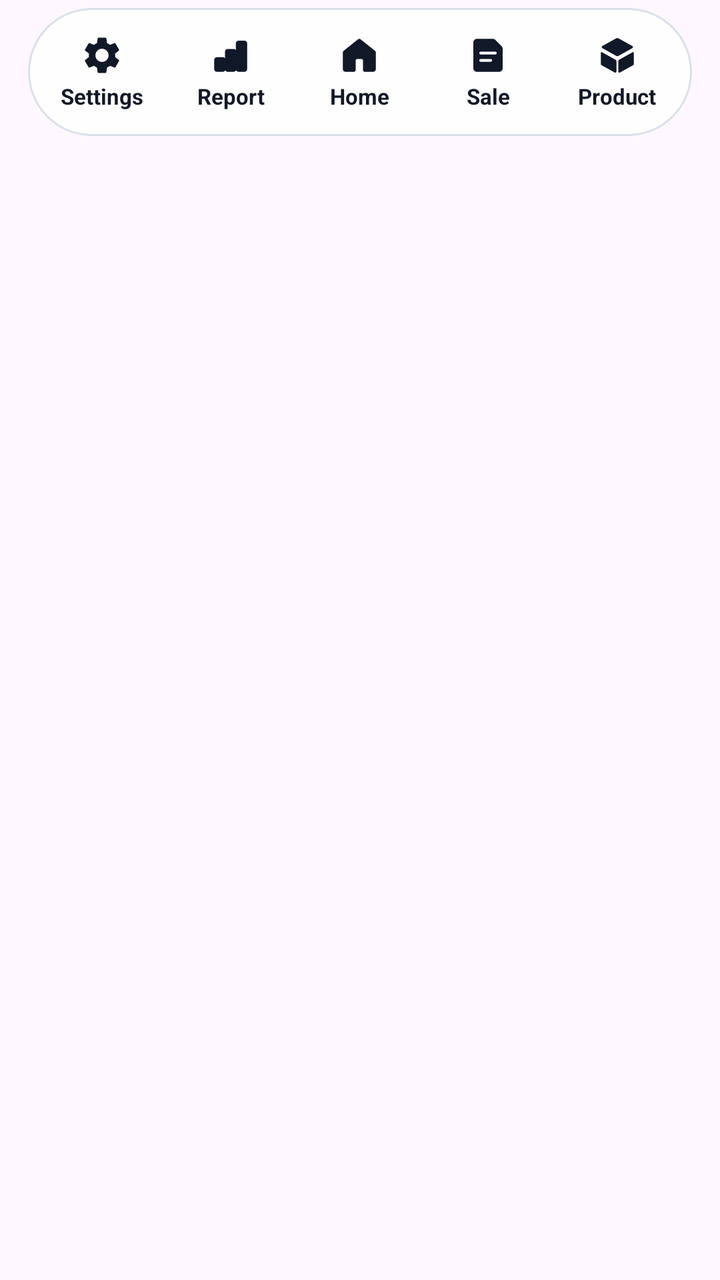
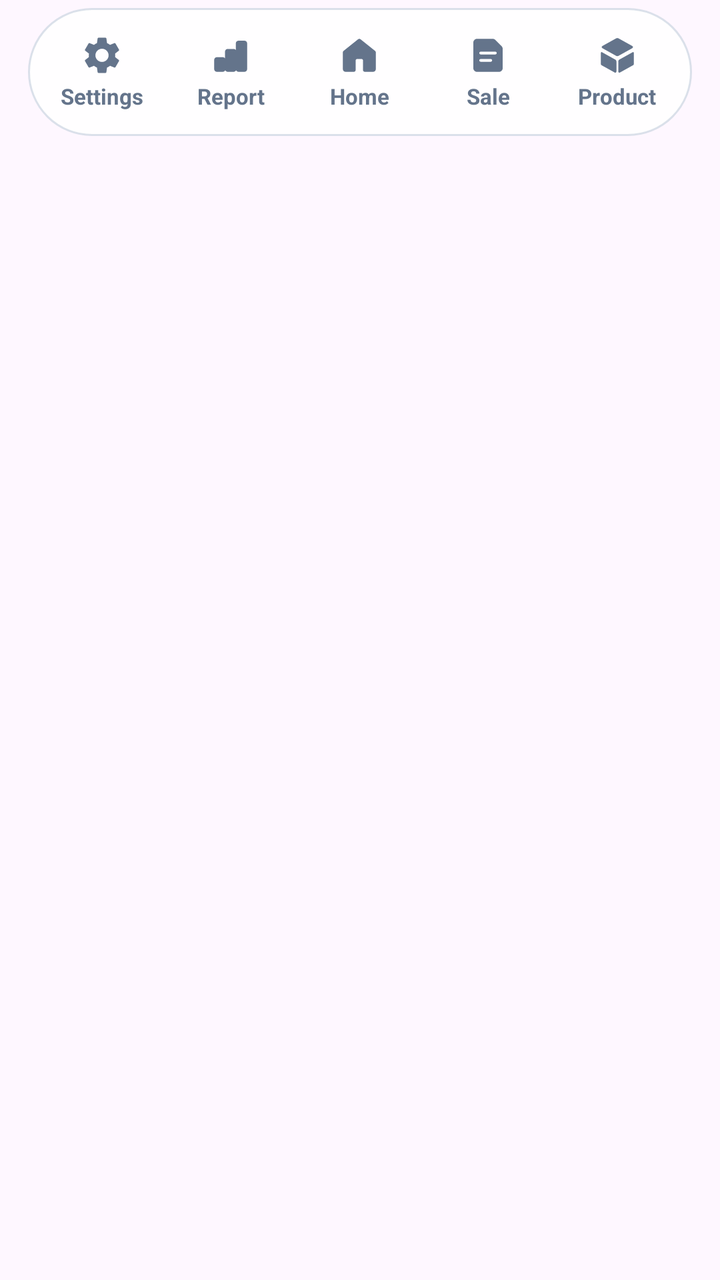

An Android layout rendered at two revisions. The XML below is the earlier revision; the diff shows what the commit changed to produce the second picture.
<!-- AndroidManifest.xml: application theme Theme.InFlowPremium -->
<!-- res/layout/view_bottom_nav.xml -->
<?xml version="1.0" encoding="utf-8"?>
<FrameLayout xmlns:android="http://schemas.android.com/apk/res/android"
    xmlns:app="http://schemas.android.com/apk/res-auto"
    android:layout_width="match_parent"
    android:layout_height="wrap_content"
    android:layout_gravity="bottom"
    android:background="@android:color/transparent"
    android:paddingHorizontal="14dp"
    android:paddingTop="4dp"
    android:paddingBottom="12dp">

    
    <LinearLayout
        android:layout_width="match_parent"
        android:layout_height="64dp"
        android:background="@drawable/bg_nav_capsule"
        android:baselineAligned="false"
        android:elevation="12dp"
        android:gravity="center_vertical"
        android:orientation="horizontal"
        android:padding="5dp">

        
        <LinearLayout
            android:id="@+id/navTabSettings"
            android:layout_width="0dp"
            android:layout_height="match_parent"
            android:layout_weight="1"
            android:clickable="true"
            android:focusable="true"
            android:gravity="center"
            android:orientation="vertical">

            <ImageView
                android:id="@+id/ivNavSettings"
                android:layout_width="22dp"
                android:layout_height="22dp"
                android:contentDescription="Settings"
                android:src="@drawable/ic_nav_settings"
                app:tint="#111827" />

            <TextView
                android:id="@+id/tvNavSettings"
                android:layout_width="wrap_content"
                android:layout_height="wrap_content"
                android:layout_marginTop="2dp"
                android:text="Settings"
                android:textColor="#111827"
                android:textSize="11sp"
                android:textStyle="bold" />
        </LinearLayout>

        
        <LinearLayout
            android:id="@+id/navTabReport"
            android:layout_width="0dp"
            android:layout_height="match_parent"
            android:layout_weight="1"
            android:clickable="true"
            android:focusable="true"
            android:gravity="center"
            android:orientation="vertical">

            <ImageView
                android:id="@+id/ivNavReport"
                android:layout_width="22dp"
                android:layout_height="22dp"
                android:contentDescription="Report"
                android:src="@drawable/ic_nav_report"
                app:tint="#111827" />

            <TextView
                android:id="@+id/tvNavReport"
                android:layout_width="wrap_content"
                android:layout_height="wrap_content"
                android:layout_marginTop="2dp"
                android:text="Report"
                android:textColor="#111827"
                android:textSize="11sp"
                android:textStyle="bold" />
        </LinearLayout>

        
        <LinearLayout
            android:id="@+id/navTabHome"
            android:layout_width="0dp"
            android:layout_height="match_parent"
            android:layout_weight="1"
            android:clickable="true"
            android:focusable="true"
            android:gravity="center"
            android:orientation="vertical">

            <ImageView
                android:id="@+id/ivNavHome"
                android:layout_width="22dp"
                android:layout_height="22dp"
                android:contentDescription="Home"
                android:src="@drawable/ic_nav_home"
                app:tint="#111827" />

            <TextView
                android:id="@+id/tvNavHome"
                android:layout_width="wrap_content"
                android:layout_height="wrap_content"
                android:layout_marginTop="2dp"
                android:text="Home"
                android:textColor="#111827"
                android:textSize="11sp"
                android:textStyle="bold" />
        </LinearLayout>

        
        <LinearLayout
            android:id="@+id/navTabSo"
            android:layout_width="0dp"
            android:layout_height="match_parent"
            android:layout_weight="1"
            android:clickable="true"
            android:focusable="true"
            android:gravity="center"
            android:orientation="vertical">

            <ImageView
                android:id="@+id/ivNavSo"
                android:layout_width="22dp"
                android:layout_height="22dp"
                android:contentDescription="Sales Orders"
                android:src="@drawable/ic_nav_so"
                app:tint="#111827" />

            <TextView
                android:id="@+id/tvNavSo"
                android:layout_width="wrap_content"
                android:layout_height="wrap_content"
                android:layout_marginTop="2dp"
                android:text="Sale"
                android:textColor="#111827"
                android:textSize="11sp"
                android:textStyle="bold" />
        </LinearLayout>

        
        <LinearLayout
            android:id="@+id/navTabProduct"
            android:layout_width="0dp"
            android:layout_height="match_parent"
            android:layout_weight="1"
            android:clickable="true"
            android:focusable="true"
            android:gravity="center"
            android:orientation="vertical">

            <ImageView
                android:id="@+id/ivNavProduct"
                android:layout_width="22dp"
                android:layout_height="22dp"
                android:contentDescription="Product"
                android:src="@drawable/ic_nav_product"
                app:tint="#111827" />

            <TextView
                android:id="@+id/tvNavProduct"
                android:layout_width="wrap_content"
                android:layout_height="wrap_content"
                android:layout_marginTop="2dp"
                android:text="Product"
                android:textColor="#111827"
                android:textSize="11sp"
                android:textStyle="bold" />
        </LinearLayout>

    </LinearLayout>
</FrameLayout>
<!-- resources referenced by this layout -->
<resources>
  <!-- drawable bg_nav_capsule (drawable) -->
  <?xml version="1.0" encoding="utf-8"?>
  <shape xmlns:android="http://schemas.android.com/apk/res/android"
      android:shape="rectangle">
      <solid android:color="#DBFFFFFF" />
      <stroke
          android:width="1dp"
          android:color="#B0CBD5E1" />
      <corners android:radius="999dp" />
  </shape>
  <!-- drawable ic_nav_home (drawable) -->
  <?xml version="1.0" encoding="utf-8"?>
  <vector xmlns:android="http://schemas.android.com/apk/res/android"
      android:width="24dp"
      android:height="24dp"
      android:viewportWidth="24"
      android:viewportHeight="24">
      <path
          android:fillColor="#FFFFFFFF"
          android:pathData="M11.35,3.22c0.38,-0.3 0.92,-0.3 1.3,0l8,6.4C20.87,9.8 21,10.07 21,10.35V19.5c0,0.83 -0.67,1.5 -1.5,1.5H15c-0.55,0 -1,-0.45 -1,-1v-5.2c0,-0.44 -0.36,-0.8 -0.8,-0.8h-2.4c-0.44,0 -0.8,0.36 -0.8,0.8V20c0,0.55 -0.45,1 -1,1H4.5C3.67,21 3,20.33 3,19.5v-9.15c0,-0.28 0.13,-0.55 0.35,-0.73L11.35,3.22z" />
  </vector>
  <!-- drawable ic_nav_report (drawable) -->
  <?xml version="1.0" encoding="utf-8"?>
  <vector xmlns:android="http://schemas.android.com/apk/res/android"
      android:width="24dp"
      android:height="24dp"
      android:viewportWidth="24"
      android:viewportHeight="24">
      <path
          android:fillColor="#FFFFFFFF"
          android:pathData="M4.5,13h3.2c0.83,0 1.5,0.67 1.5,1.5v5c0,0.83 -0.67,1.5 -1.5,1.5H4.5C3.67,21 3,20.33 3,19.5v-5C3,13.67 3.67,13 4.5,13zM10.4,8.5h3.2c0.83,0 1.5,0.67 1.5,1.5v9.5c0,0.83 -0.67,1.5 -1.5,1.5h-3.2c-0.83,0 -1.5,-0.67 -1.5,-1.5V10C8.9,9.17 9.57,8.5 10.4,8.5zM16.3,4h3.2C20.33,4 21,4.67 21,5.5v14c0,0.83 -0.67,1.5 -1.5,1.5h-3.2c-0.83,0 -1.5,-0.67 -1.5,-1.5v-14C14.8,4.67 15.47,4 16.3,4z" />
  </vector>
  <!-- drawable ic_nav_so (drawable) -->
  <?xml version="1.0" encoding="utf-8"?>
  <vector xmlns:android="http://schemas.android.com/apk/res/android"
      android:width="24dp"
      android:height="24dp"
      android:viewportWidth="24"
      android:viewportHeight="24">
      <path
          android:fillColor="#FFFFFFFF"
          android:pathData="M6,3h8.59c0.53,0 1.04,0.21 1.41,0.59l3.41,3.41C19.79,7.37 20,7.88 20,8.41V19c0,1.1 -0.9,2 -2,2H6c-1.1,0 -2,-0.9 -2,-2V5C4,3.9 4.9,3 6,3zM8,11.5h8c0.41,0 0.75,-0.34 0.75,-0.75S16.41,10 16,10H8c-0.41,0 -0.75,0.34 -0.75,0.75S7.59,11.5 8,11.5zM8,15.5h5.5c0.41,0 0.75,-0.34 0.75,-0.75S13.91,14 13.5,14H8c-0.41,0 -0.75,0.34 -0.75,0.75S7.59,15.5 8,15.5z" />
  </vector>
  <style name="Theme.InFlowPremium" parent="Theme.Material3.Light.NoActionBar">
          <item name="colorPrimary">@color/primary</item>
          <item name="colorPrimaryDark">@color/primary_dark</item>
          <item name="colorSecondary">@color/accent</item>
          <item name="android:statusBarColor">@android:color/transparent</item>
          <item name="android:windowLightStatusBar" tools:targetApi="m">true</item>
          <item name="android:navigationBarColor">@android:color/transparent</item>
          <item name="android:windowLightNavigationBar" tools:targetApi="o_mr1">true</item>
          <item name="android:enforceNavigationBarContrast" tools:targetApi="q">false</item>
          <item name="android:enforceStatusBarContrast" tools:targetApi="q">false</item>
      </style>
  <color name="primary">#0D9488</color>
  <color name="primary_dark">#0F766E</color>
  <color name="accent">#10B981</color>
  <!-- unchanged entries left out for length: 2 -->
</resources>

<!-- the commit's change to res/layout/view_bottom_nav.xml (unified diff, before → after) -->
@@ -37,7 +37,7 @@
                 android:layout_height="22dp"
                 android:contentDescription="Settings"
                 android:src="@drawable/ic_nav_settings"
-                app:tint="#111827" />
+                app:tint="#64748B" />
 
             <TextView
                 android:id="@+id/tvNavSettings"
@@ -45,7 +45,7 @@
                 android:layout_height="wrap_content"
                 android:layout_marginTop="2dp"
                 android:text="Settings"
-                android:textColor="#111827"
+                android:textColor="#64748B"
                 android:textSize="11sp"
                 android:textStyle="bold" />
         </LinearLayout>
@@ -67,7 +67,7 @@
                 android:layout_height="22dp"
                 android:contentDescription="Report"
                 android:src="@drawable/ic_nav_report"
-                app:tint="#111827" />
+                app:tint="#64748B" />
 
             <TextView
                 android:id="@+id/tvNavReport"
@@ -75,7 +75,7 @@
                 android:layout_height="wrap_content"
                 android:layout_marginTop="2dp"
                 android:text="Report"
-                android:textColor="#111827"
+                android:textColor="#64748B"
                 android:textSize="11sp"
                 android:textStyle="bold" />
         </LinearLayout>
@@ -97,7 +97,7 @@
                 android:layout_height="22dp"
                 android:contentDescription="Home"
                 android:src="@drawable/ic_nav_home"
-                app:tint="#111827" />
+                app:tint="#64748B" />
 
             <TextView
                 android:id="@+id/tvNavHome"
@@ -105,7 +105,7 @@
                 android:layout_height="wrap_content"
                 android:layout_marginTop="2dp"
                 android:text="Home"
-                android:textColor="#111827"
+                android:textColor="#64748B"
                 android:textSize="11sp"
                 android:textStyle="bold" />
         </LinearLayout>
@@ -127,7 +127,7 @@
                 android:layout_height="22dp"
                 android:contentDescription="Sales Orders"
                 android:src="@drawable/ic_nav_so"
-                app:tint="#111827" />
+                app:tint="#64748B" />
 
             <TextView
                 android:id="@+id/tvNavSo"
@@ -135,7 +135,7 @@
                 android:layout_height="wrap_content"
                 android:layout_marginTop="2dp"
                 android:text="Sale"
-                android:textColor="#111827"
+                android:textColor="#64748B"
                 android:textSize="11sp"
                 android:textStyle="bold" />
         </LinearLayout>
@@ -157,7 +157,7 @@
                 android:layout_height="22dp"
                 android:contentDescription="Product"
                 android:src="@drawable/ic_nav_product"
-                app:tint="#111827" />
+                app:tint="#64748B" />
 
             <TextView
                 android:id="@+id/tvNavProduct"
@@ -165,7 +165,7 @@
                 android:layout_height="wrap_content"
                 android:layout_marginTop="2dp"
                 android:text="Product"
-                android:textColor="#111827"
+                android:textColor="#64748B"
                 android:textSize="11sp"
                 android:textStyle="bold" />
         </LinearLayout>
